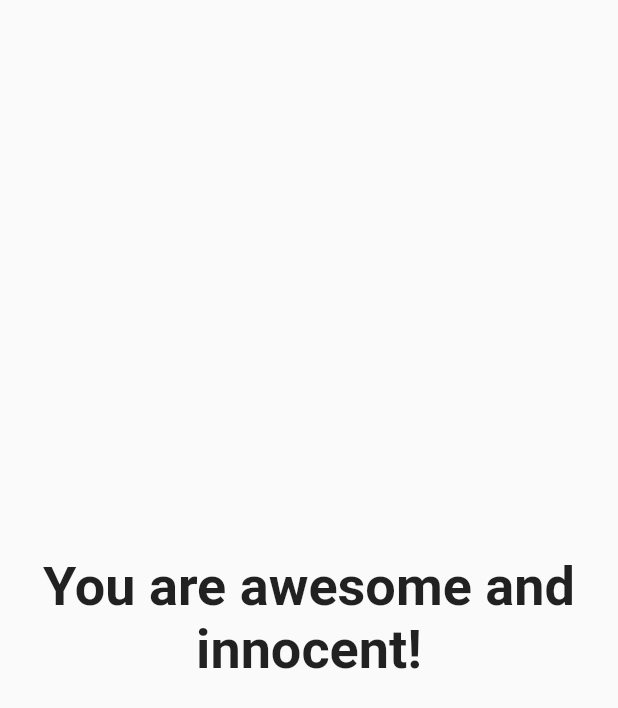
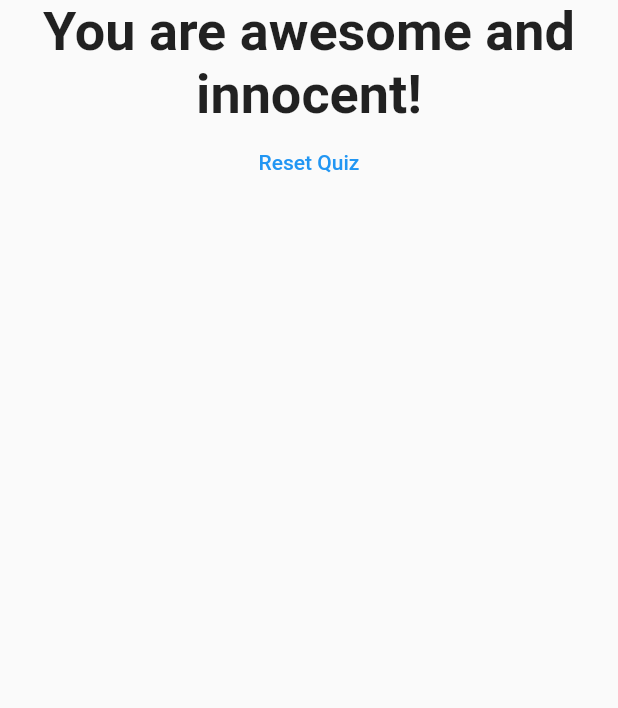
Before and after one commit to nacth/quiz_app, a Flutter app: the Result widget shown alone on an empty page, opened directly with empty values, on a phone screen of 412 x 824 dp. Shown: the top 708 px of the screen. Run offline on Flutter 3.47's test engine with Material 2 defaults, Android fonts, the phone set to English and light mode, and no system bars.

Commit message:
add reset button

```diff
--- a/lib/result.dart
+++ b/lib/result.dart
@@ -2,8 +2,9 @@ import 'package:flutter/material.dart';
 
 class Result extends StatelessWidget {
   final int resultScore;
+  final Function resetQuiz;
 
-  Result(this.resultScore);
+  Result(this.resultScore, this.resetQuiz);
 
   String get resultPhrase {
     String resultText = 'You did it!';
@@ -22,7 +23,9 @@ class Result extends StatelessWidget {
   @override
   Widget build(BuildContext context) {
     return Center(
-      child: Text(
+      child: Column(
+        children: [
+          Text(
             resultPhrase,
             style: TextStyle(
               fontSize: 36,
@@ -30,6 +33,13 @@ class Result extends StatelessWidget {
             ),
             textAlign: TextAlign.center,
           ),
+          FlatButton(
+            textColor: Colors.blue,
+            child: Text('Reset Quiz'),
+            onPressed: resetQuiz,
+          )
+        ],
+      ),
     );
   }
 }
```
Also changed, not shown: lib/main.dart (+8 -1 lines). Lines whose indentation alone changed are shown as unchanged.
